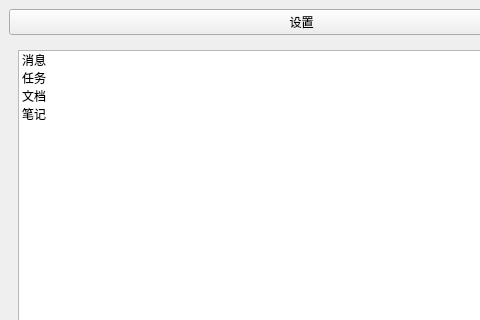
Above: system/ui/chat_window.ui from MarkXuJQ/Pelvis-Fracture-Image-Segmentation before the change; both pictures show x 0 to 480 and y 0 to 320 of the 1200 by 800 pixel window. Below: the same form after it.
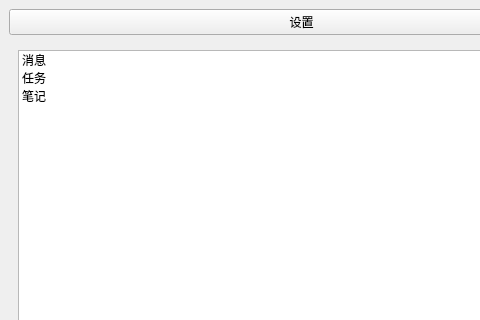
That is the form after the change.

Commit message: 完善医生界面列表功能，增加修改病历功能，完善聊天界面功能

The edit to the form file:
```diff
--- a/system/ui/chat_window.ui
+++ b/system/ui/chat_window.ui
@@ -58,12 +58,7 @@
             <property name="text">
              <string>任务</string>
             </property>
-           </item>
-           <item>
-            <property name="text">
-             <string>文档</string>
-            </property>
-           </item>
+           </item>   
            <item>
             <property name="text">
              <string>笔记</string>
```
The commit also changes 7 other files.
